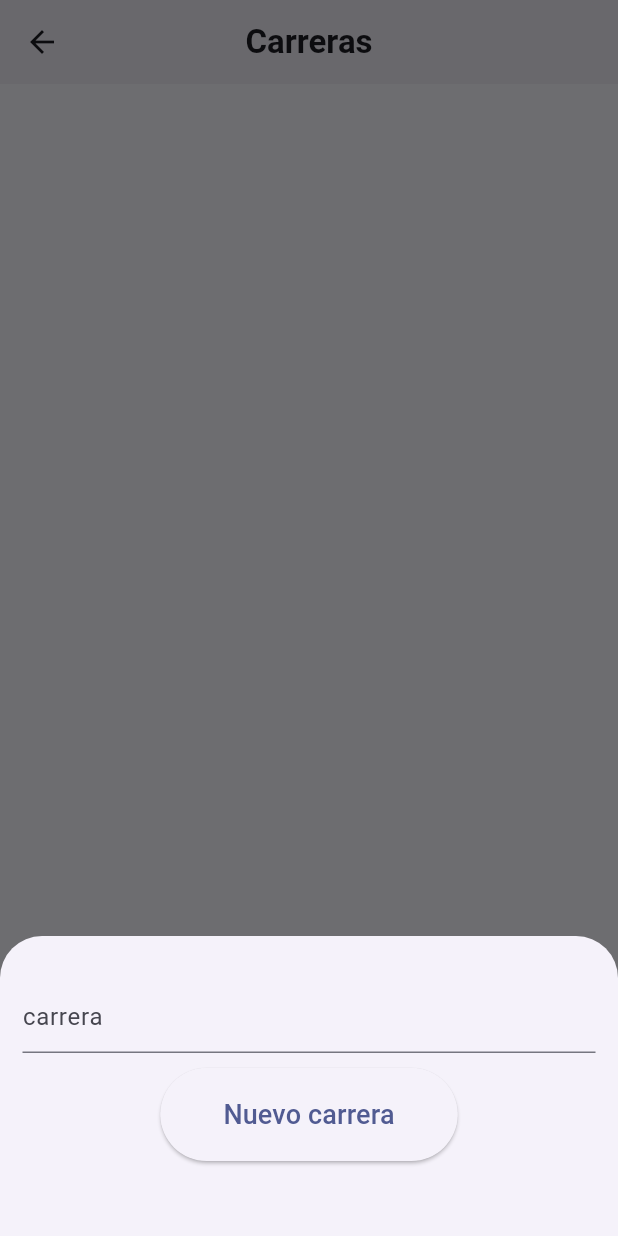
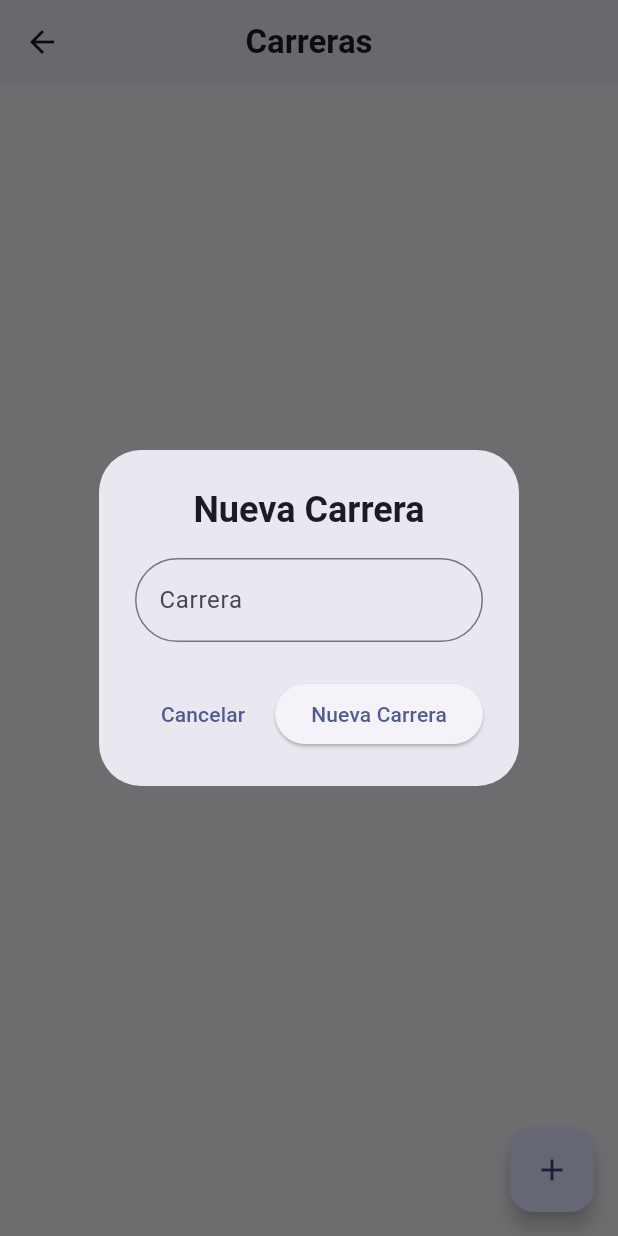
Before and after one commit to aledaniel04/uniprocess_app, a Flutter app: the CareerScreen screen opened directly with empty values, after a tap on the "add" icon, on a phone screen of 412 x 824 dp. Run offline on Flutter 3.47's test engine with Material 2 defaults, Android fonts, the phone set to English and light mode, and no system bars; our stand-ins replace go_router, sqflite; accounts and stored records are empty.

Commit message:
modifique el showdialog de esta pantallas

```diff
--- a/lib/screens/careerScreen/career_screen.dart
+++ b/lib/screens/careerScreen/career_screen.dart
@@ -14,6 +14,7 @@
 class _CareerScreenState extends State<CareerScreen> {
   // All journals
   List<Map<String, dynamic>> _allData = [];
+  final _fromkey = GlobalKey<FormState>();
 
   bool _isLoading = true;
   // This function is used to fetch all data from the database
@@ -31,73 +32,108 @@
     _refreshData(); // Loading the diary when the app starts
   }
 
-  final TextEditingController _periodController = TextEditingController();
+  //final TextEditingController _periodController = TextEditingController();
   final TextEditingController _careerController = TextEditingController();
 
   // This function will be triggered when the floating button is pressed
   // It will also be triggered when you want to update an item
-  void _showBottomSheet(int? id) async {
+  void _showDialogCareer(int? id) async {
+    bool isNewCareer = id == null;
+    String dialogTitle = isNewCareer ? 'Nueva Carrera' : 'Actualizar Carrera';
+
     if (id != null) {
-      // id == null -> create new period
-      // id != null -> update an existing period
       final existingData =
           _allData.firstWhere((element) => element['id'] == id);
       _careerController.text = existingData['career'];
     }
 
-    showModalBottomSheet(
+    showDialog(
       context: context,
-        elevation: 5,
-        isScrollControlled: true,
-        builder: (_) => Container(
-              padding: EdgeInsets.only(
-                top: 30,
-                left: 15,
-                right: 15,
-                // this will prevent the soft keyboard from covering the text fields
-                bottom: MediaQuery.of(context).viewInsets.bottom + 50,
+      builder: (_) => AlertDialog(
+        title: Center(
+          child: Text(
+            dialogTitle,
+            style: TextStyle(fontWeight: FontWeight.bold),
           ),
+        ),
+        content: Form(
+          key: _fromkey,
           child: Column(
             mainAxisSize: MainAxisSize.min,
-                crossAxisAlignment: CrossAxisAlignment.end,
             children: [
-                  TextField(
+              TextFormField(
                 controller: _careerController,
-                    decoration: const InputDecoration(hintText: 'carrera'),
+                decoration: InputDecoration(
+                    hintText: 'Carrera',
+                    border: OutlineInputBorder(
+                        borderRadius: BorderRadius.circular(40.0))),
+                validator: (value) {
+                  if (value!.isEmpty) {
+                    return 'Este campo es requerido';
+                  }
+                  return null;
+                },
               ),
-                  const SizedBox(
-                    height: 10,
+            ],
           ),
-                  Center(
-                    child: ElevatedButton(
+        ),
+        actions: [
+          TextButton(
+            child: const Text('Cancelar'),
+            onPressed: () {
+              Navigator.of(context).pop();
+              _careerController.text = '';
+            },
+          ),
+          ElevatedButton(
+            child: Text(id == null ? 'Nueva Carrera' : 'Actualizar'),
             onPressed: () async {
-                        // Save new period
+              if (_fromkey.currentState!.validate()) {
+                // Save new career
                 if (id == null) {
                   await _addData();
                 }
 
+                // Update existing career
                 if (id != null) {
                   await _updateData(id);
                 }
 
-                        // Clear the text fields
-                        _periodController.text = '';
-                        _careerController.text = "";
+                _careerController.text = '';
 
-                        // Close the bottom sheet
+                Navigator.of(context).pop();
+              }
+            },
+          ),
+        ],
+      ),
+    );
+  }
+
+  void _showDeleteConfirmationDialog(int id) {
+    showDialog(
+      context: context,
+      builder: (context) => AlertDialog(
+        title: const Text('Confirmar eliminación'),
+        content:
+            const Text('¿Estás seguro de que quieres eliminar esta carrera?'),
+        actions: [
+          TextButton(
+            child: const Text('Cancelar'),
+            onPressed: () {
               Navigator.of(context).pop();
             },
-                      child: Padding(
-                        padding: const EdgeInsets.all(18),
-                        child: Text(id == null ? 'Nuevo carrera' : 'Actualizar',
-                            style: const TextStyle(
-                                fontSize: 18, fontWeight: FontWeight.w500)),
           ),
+          ElevatedButton(
+            child: const Text('Eliminar'),
+            onPressed: () {
+              Navigator.of(context).pop();
+              _deleteItem(id);
+            },
           ),
-                  )
         ],
       ),
-            ));
+    );
   }
 
 // Insert a new period to the database
@@ -184,15 +220,15 @@
                                 color: Colors.blueAccent,
                               ),
                               onPressed: () =>
-                                  _showBottomSheet(_allData[index]['id']),
+                                  _showDialogCareer(_allData[index]['id']),
                             ),
                             IconButton(
                               icon: const Icon(
                                 Icons.delete,
                                 color: Colors.redAccent,
                               ),
-                              onPressed: () =>
-                                  _deleteItem(_allData[index]['id']),
+                              onPressed: () => _showDeleteConfirmationDialog(
+                                  _allData[index]['id']),
                             ),
                           ],
                         ),
@@ -204,7 +240,7 @@
       ),
       floatingActionButton: FloatingActionButton(
         child: const Icon(Icons.add),
-        onPressed: () => _showBottomSheet(null),
+        onPressed: () => _showDialogCareer(null),
       ),
     );
   }
```
Also changed, not shown: lib/screens/PeriodScreen/period_screen.dart (+55 -9 lines), lib/screens/menuOptionsScreen/menu_options_screen.dart (+9 -3 lines), lib/screens/subjectScreen/subject_screen.dart (+95 -36 lines). Lines whose indentation alone changed are shown as unchanged.
